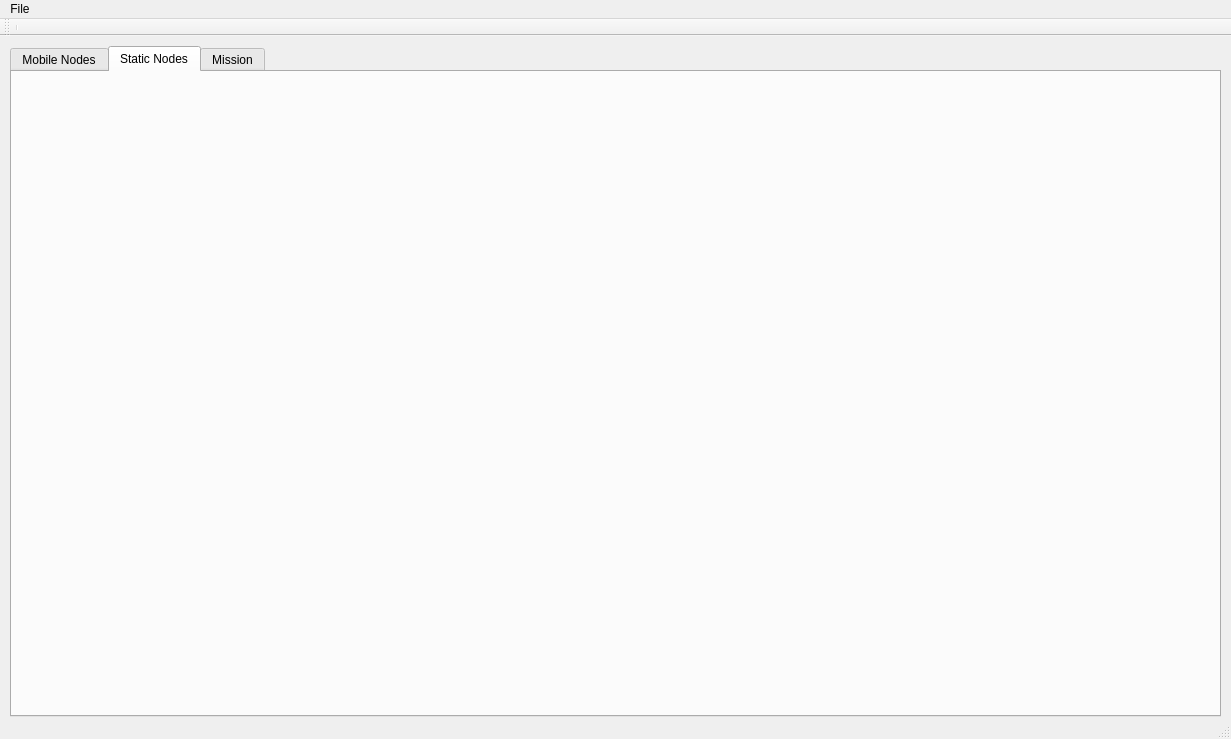
aafontoura/mission-groundstation, file GroundStation/mainwindow.ui: the form before one commit.
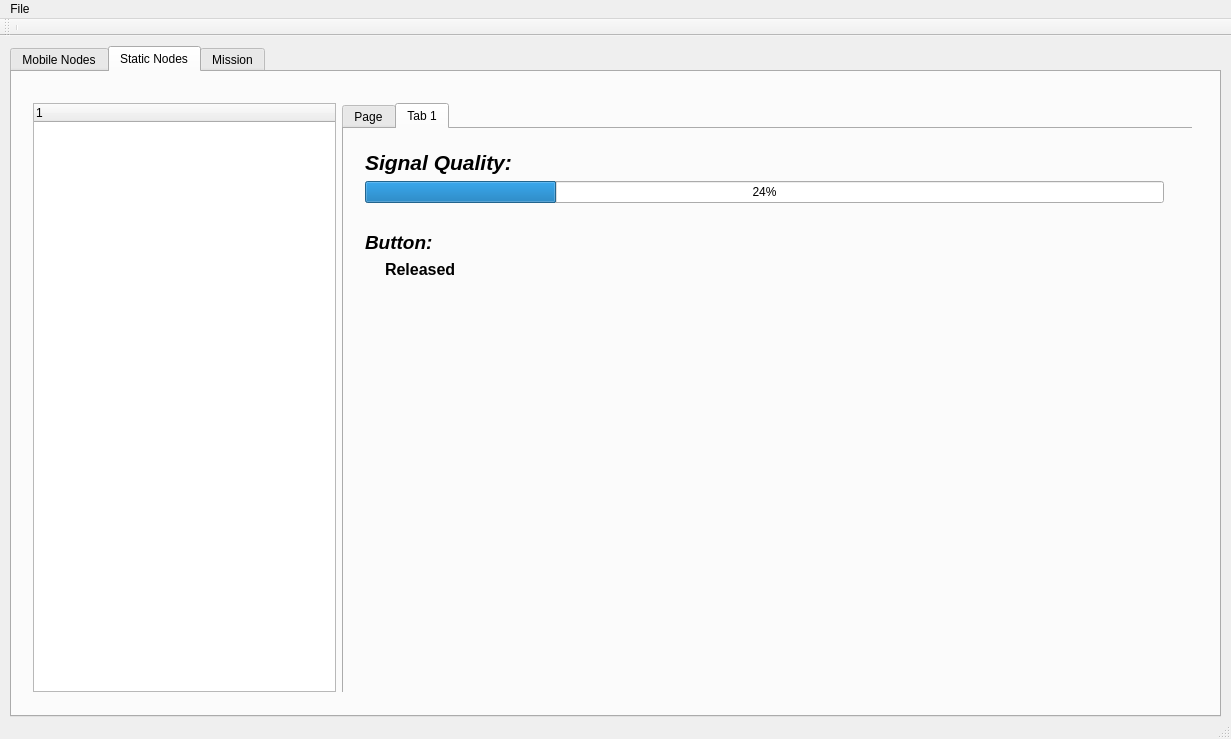
The form after the commit. The open tabs and pages were chosen to show the change.

Commit message:
Added staticNodeButton "telemetry"
missionNode is not copiling... QObject events problem

Diff of the .ui file:
```diff
--- a/GroundStation/mainwindow.ui
+++ b/GroundStation/mainwindow.ui
@@ -104,6 +104,218 @@
      <attribute name="title">
       <string>Static Nodes</string>
      </attribute>
+     <widget class="QWidget" name="gridLayoutWidget_2">
+      <property name="geometry">
+       <rect>
+        <x>10</x>
+        <y>20</y>
+        <width>1181</width>
+        <height>611</height>
+       </rect>
+      </property>
+      <layout class="QGridLayout" name="gridLayout_2" columnminimumwidth="0,850">
+       <item row="0" column="0">
+        <widget class="QTreeWidget" name="staticNodesTreeWidget">
+         <column>
+          <property name="text">
+           <string notr="true">1</string>
+          </property>
+         </column>
+        </widget>
+       </item>
+       <item row="0" column="1">
+        <widget class="QWidget" name="staticNodeWidget" native="true">
+         <widget class="QTabWidget" name="staticNodeTabWidget">
+          <property name="geometry">
+           <rect>
+            <x>0</x>
+            <y>0</y>
+            <width>851</width>
+            <height>611</height>
+           </rect>
+          </property>
+          <property name="currentIndex">
+           <number>0</number>
+          </property>
+          <widget class="QWidget" name="tab_5">
+           <attribute name="title">
+            <string>Page</string>
+           </attribute>
+           <widget class="QWidget" name="gridLayoutWidget_5">
+            <property name="geometry">
+             <rect>
+              <x>10</x>
+              <y>10</y>
+              <width>821</width>
+              <height>51</height>
+             </rect>
+            </property>
+            <layout class="QGridLayout" name="gridLayout_4">
+             <item row="0" column="0">
+              <widget class="QLabel" name="nameLabel">
+               <property name="font">
+                <font>
+                 <pointsize>16</pointsize>
+                 <weight>75</weight>
+                 <italic>true</italic>
+                 <bold>true</bold>
+                </font>
+               </property>
+               <property name="text">
+                <string>TextLabel</string>
+               </property>
+              </widget>
+             </item>
+            </layout>
+           </widget>
+           <widget class="QWidget" name="horizontalLayoutWidget">
+            <property name="geometry">
+             <rect>
+              <x>10</x>
+              <y>70</y>
+              <width>192</width>
+              <height>53</height>
+             </rect>
+            </property>
+            <layout class="QHBoxLayout" name="horizontalLayout">
+             <item>
+              <widget class="QLabel" name="addressLabel">
+               <property name="text">
+                <string>Address:</string>
+               </property>
+              </widget>
+             </item>
+             <item>
+              <widget class="QLabel" name="addressNodeLabel">
+               <property name="text">
+                <string>TextLabel</string>
+               </property>
+              </widget>
+             </item>
+            </layout>
+           </widget>
+           <widget class="QWidget" name="verticalLayoutWidget">
+            <property name="geometry">
+             <rect>
+              <x>10</x>
+              <y>130</y>
+              <width>191</width>
+              <height>61</height>
+             </rect>
+            </property>
+            <layout class="QVBoxLayout" name="verticalLayout">
+             <item>
+              <widget class="QSpinBox" name="addressSpinBox"/>
+             </item>
+             <item>
+              <widget class="QPushButton" name="changeAddressButton">
+               <property name="text">
+                <string>Change Address</string>
+               </property>
+              </widget>
+             </item>
+            </layout>
+           </widget>
+           <zorder>gridLayoutWidget_5</zorder>
+           <zorder>horizontalLayoutWidget</zorder>
+           <zorder>addressLabel</zorder>
+           <zorder>verticalLayoutWidget</zorder>
+          </widget>
+          <widget class="QWidget" name="tab_3">
+           <attribute name="title">
+            <string>Tab 1</string>
+           </attribute>
+           <widget class="QWidget" name="gridLayoutWidget_4">
+            <property name="geometry">
+             <rect>
+              <x>10</x>
+              <y>10</y>
+              <width>821</width>
+              <height>151</height>
+             </rect>
+            </property>
+            <layout class="QGridLayout" name="gridLayout_3">
+             <item row="1" column="0">
+              <widget class="QProgressBar" name="RSSILevelBar">
+               <property name="value">
+                <number>24</number>
+               </property>
+              </widget>
+             </item>
+             <item row="0" column="0">
+              <widget class="QLabel" name="RSSILevelLabel">
+               <property name="font">
+                <font>
+                 <pointsize>16</pointsize>
+                 <weight>75</weight>
+                 <italic>true</italic>
+                 <bold>true</bold>
+                </font>
+               </property>
+               <property name="text">
+                <string>Signal Quality:</string>
+               </property>
+              </widget>
+             </item>
+             <item row="2" column="0">
+              <spacer name="verticalSpacer">
+               <property name="orientation">
+                <enum>Qt::Vertical</enum>
+               </property>
+               <property name="sizeHint" stdset="0">
+                <size>
+                 <width>20</width>
+                 <height>40</height>
+                </size>
+               </property>
+              </spacer>
+             </item>
+             <item row="3" column="0">
+              <widget class="QLabel" name="buttonLabel">
+               <property name="font">
+                <font>
+                 <pointsize>14</pointsize>
+                 <weight>75</weight>
+                 <italic>true</italic>
+                 <bold>true</bold>
+                </font>
+               </property>
+               <property name="text">
+                <string>Button:</string>
+               </property>
+              </widget>
+             </item>
+             <item row="4" column="0">
+              <widget class="QLabel" name="isPressedLabel">
+               <property name="font">
+                <font>
+                 <pointsize>12</pointsize>
+                 <weight>75</weight>
+                 <bold>true</bold>
+                </font>
+               </property>
+               <property name="text">
+                <string>Released</string>
+               </property>
+               <property name="alignment">
+                <set>Qt::AlignLeading|Qt::AlignLeft|Qt::AlignVCenter</set>
+               </property>
+               <property name="margin">
+                <number>0</number>
+               </property>
+               <property name="indent">
+                <number>20</number>
+               </property>
+              </widget>
+             </item>
+            </layout>
+           </widget>
+          </widget>
+         </widget>
+        </widget>
+       </item>
+      </layout>
+     </widget>
     </widget>
     <widget class="QWidget" name="missionTab">
      <attribute name="title">
```
Left out of the diff: 5 changed lines with no effect on the pictures. The commit also changes 20 other files.
